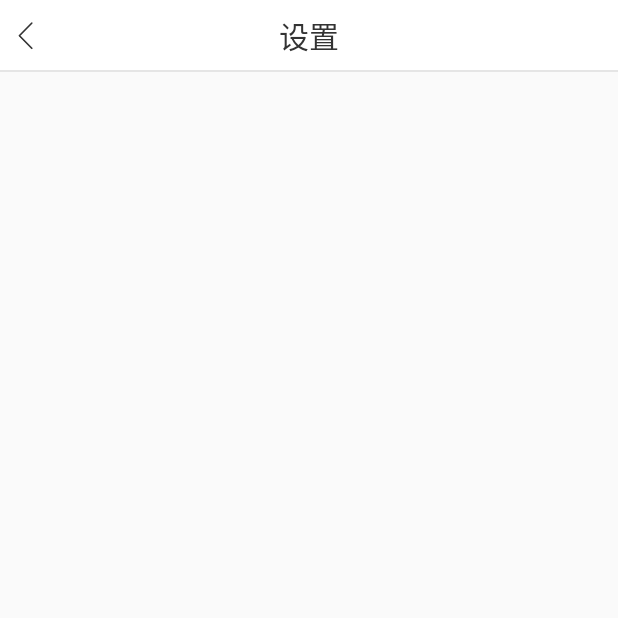
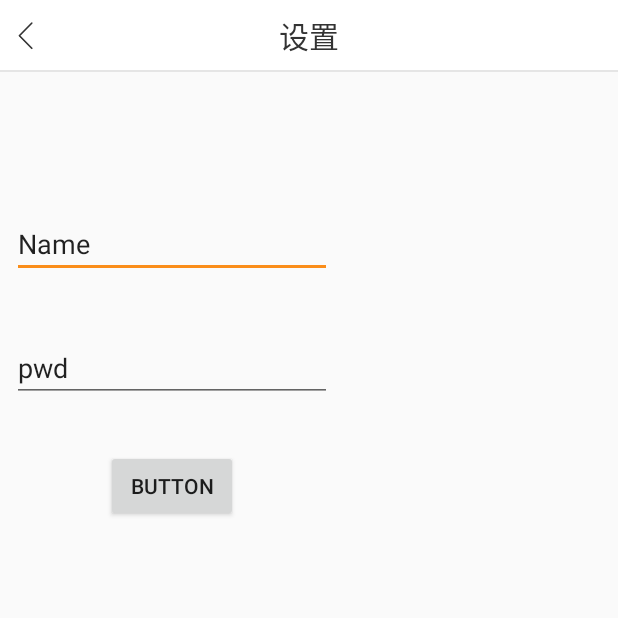
Before and after one commit to StevenHX/Steven_Base, an Android app: the SetActivity screen opened directly, with no data from a screen before it, on a phone screen of 412 x 824 dp, the top half of it. Run offline under Robolectric (Android 15) with nearby library versions, the phone set to English and light mode, and no system bars; our stand-ins replace ButterKnife.

Commit message:
完善basefragment。。

```diff
--- a/StevenBase/Base/src/main/AndroidManifest.xml
+++ b/StevenBase/Base/src/main/AndroidManifest.xml
@@ -5,6 +5,7 @@
     <uses-permission android:name="android.permission.ACCESS_WIFI_STATE" />
     <uses-permission android:name="android.permission.CALL_PHONE" />
     <uses-permission android:name="android.permission.ACCESS_NETWORK_STATE"/>
+    <uses-permission android:name="android.permission.WRITE_EXTERNAL_STORAGE"/>
 
     <application
         android:allowBackup="true"
--- a/StevenBase/Base/src/main/java/com/hx/steven/activity/BaseActivity.java
+++ b/StevenBase/Base/src/main/java/com/hx/steven/activity/BaseActivity.java
@@ -149,6 +149,7 @@ public abstract class BaseActivity extends AppCompatActivity implements NetworkC
     public MultipleStatusView getMultipleStatusView(){
         return multipleStatusView;
     }
+
     public void  setTitle(String title){
         if(isShowHeader){
             setHeaderVisibility(View.VISIBLE);
--- a/StevenBase/app/src/main/AndroidManifest.xml
+++ b/StevenBase/app/src/main/AndroidManifest.xml
@@ -1,6 +1,10 @@
 <?xml version="1.0" encoding="utf-8"?>
 <manifest xmlns:android="http://schemas.android.com/apk/res/android"
     package="com.hx.stevenbase">
+
+    <uses-permission android:name="android.permission.INTERNET"/>
+    <uses-permission android:name="android.permission.WRITE_EXTERNAL_STORAGE"/>
+
 
     <application
         android:name=".app.App"
@@ -18,7 +22,7 @@
             </intent-filter>
         </activity>
         <activity android:name=".ui.Login.LoginActivity" />
-        <activity android:name=".ui.Set.SetActivity"></activity>
+        <activity android:name=".ui.Set.SetActivity"/>
     </application>
 
 </manifest>
--- a/StevenBase/app/src/main/java/com/hx/stevenbase/http/Api.java
+++ b/StevenBase/app/src/main/java/com/hx/stevenbase/http/Api.java
@@ -24,7 +24,7 @@ import retrofit2.Retrofit;
 import retrofit2.converter.gson.GsonConverterFactory;
 
 public class Api {
-    static final String BASE_URL = "http://10.40.20.162:5557";
+    static final String BASE_URL = "http://10.20.20.35:5557";
 
 
      static private Api INSTANCE;
--- a/StevenBase/app/src/main/java/com/hx/stevenbase/ui/Set/SetActivity.java
+++ b/StevenBase/app/src/main/java/com/hx/stevenbase/ui/Set/SetActivity.java
@@ -1,14 +1,22 @@
 package com.hx.stevenbase.ui.Set;
+
+import android.os.Bundle;
+import android.support.v4.app.Fragment;
 
 import com.hx.steven.activity.BaseActivity;
 import com.hx.steven.component.CommViewPager;
 import com.hx.stevenbase.R;
+import com.hx.stevenbase.ui.Set.about.aboutFragment;
+import com.hx.stevenbase.ui.Set.question.questionFragment;
+import com.hx.stevenbase.ui.Set.talk.talkFragment;
+
+import java.util.ArrayList;
 
 import butterknife.BindView;
 import butterknife.ButterKnife;
 
 public class SetActivity extends BaseActivity {
-
+    private ArrayList<Fragment> mFragments = new ArrayList<Fragment>();
 
     @BindView(R.id.set_viewpager)
     CommViewPager setViewpager;
@@ -17,6 +25,11 @@ public class SetActivity extends BaseActivity {
     protected void initView() {
         setTitle("设置");
         ButterKnife.bind(this);
+      mFragments.add(new aboutFragment());
+      mFragments.add(new questionFragment());
+      mFragments.add(new talkFragment());
+      setViewpager.setAdapter(new SetPageAdapter(getSupportFragmentManager(),mFragments));
+      setViewpager.setOffscreenPageLimit(3);
     }
 
     @Override
--- /dev/null
+++ b/StevenBase/app/src/main/java/com/hx/stevenbase/ui/Set/SetPageAdapter.java
@@ -0,0 +1,29 @@
+package com.hx.stevenbase.ui.Set;
+
+import android.support.v4.app.Fragment;
+import android.support.v4.app.FragmentManager;
+import android.support.v4.app.FragmentPagerAdapter;
+
+import java.util.ArrayList;
+
+/**
+ * Created by user on 2018/1/16.
+ */
+
+public class SetPageAdapter extends FragmentPagerAdapter {
+    private ArrayList<Fragment> mFragments;
+    public SetPageAdapter(FragmentManager fm,ArrayList<Fragment> mFragments) {
+        super(fm);
+        this.mFragments = mFragments;
+    }
+
+    @Override
+    public Fragment getItem(int position) {
+        return mFragments.get(position);
+    }
+
+    @Override
+    public int getCount() {
+        return mFragments.size();
+    }
+}
--- /dev/null
+++ b/StevenBase/app/src/main/java/com/hx/stevenbase/ui/Set/about/aboutContract.java
@@ -0,0 +1,18 @@
+package com.hx.stevenbase.ui.Set.about;
+
+import com.hx.steven.Mvp.BaseMvpPresenter;
+import com.hx.steven.Mvp.BaseMvpView;
+
+/**
+ * Created by user on 2018/1/16.
+ */
+
+public interface aboutContract {
+    interface View extends BaseMvpView {
+        void aboutSuccess(aboutBean about);
+        void aboutFail(String msg);
+    }
+    abstract class Presenter extends BaseMvpPresenter<aboutContract.View> {
+        abstract void aboutRequest(aboutDto about);
+    }
+}
--- a/StevenBase/app/src/main/java/com/hx/stevenbase/ui/Set/about/aboutFragment.java
+++ b/StevenBase/app/src/main/java/com/hx/stevenbase/ui/Set/about/aboutFragment.java
@@ -1,19 +1,39 @@
 package com.hx.stevenbase.ui.Set.about;
-
 
 import android.support.v4.app.Fragment;
 import android.view.View;
-import com.hx.steven.fragment.BaseFragment;
+import android.widget.Button;
+import android.widget.EditText;
+import com.hx.steven.fragment.BaseMvpFragment;
 import com.hx.stevenbase.R;
+
+import butterknife.BindView;
+import butterknife.ButterKnife;
+import butterknife.OnClick;
+import butterknife.Unbinder;
 
 /**
  * A simple {@link Fragment} subclass.
  */
-public class aboutFragment extends BaseFragment {
+public class aboutFragment extends BaseMvpFragment<aboutPresenter, aboutContract.View> implements aboutContract.View {
+
+    @BindView(R.id.about_name)
+    EditText aboutName;
+    @BindView(R.id.about_pwd)
+    EditText aboutPwd;
+    @BindView(R.id.about_ok)
+    Button aboutOk;
+    Unbinder unbinder;
+    private aboutDto aboutDto;
+    @Override
+    protected aboutPresenter createPresenter() {
+        return new aboutPresenter();
+    }
 
     @Override
-    protected void initView(View view) {
-
+    public void initMvpView(View view) {
+        unbinder = ButterKnife.bind(this, view);
+        aboutDto = new aboutDto();
     }
 
     @Override
@@ -21,4 +41,29 @@ public class aboutFragment extends BaseFragment {
         return R.layout.fragment_about;
     }
 
+    @Override
+    public void aboutSuccess(aboutBean about) {
+       dismissLoding();
+    }
+
+    @Override
+    public void aboutFail(String msg) {
+       dismissLoding();
+    }
+
+
+    @Override
+    public void onDestroyView() {
+        super.onDestroyView();
+        unbinder.unbind();
+    }
+
+    @OnClick(R.id.about_ok)
+    public void onViewClicked() {
+        aboutDto.setMobile(aboutName.toString());
+        aboutDto.setPassword(aboutPwd.toString());
+        aboutDto.setSimulator(false);
+       showProgressDialog("加载中");
+        mPresenter.aboutRequest(aboutDto);
+    }
 }
--- a/StevenBase/app/src/main/res/layout/fragment_about.xml
+++ b/StevenBase/app/src/main/res/layout/fragment_about.xml
@@ -1,13 +1,49 @@
-<FrameLayout xmlns:android="http://schemas.android.com/apk/res/android"
+<android.support.constraint.ConstraintLayout xmlns:android="http://schemas.android.com/apk/res/android"
+    xmlns:app="http://schemas.android.com/apk/res-auto"
     xmlns:tools="http://schemas.android.com/tools"
     android:layout_width="match_parent"
     android:layout_height="match_parent"
     tools:context="com.hx.stevenbase.ui.Set.about.aboutFragment">
 
-    <!-- TODO: Update blank fragment layout -->
-    <TextView
-        android:layout_width="match_parent"
-        android:layout_height="match_parent"
-        android:text="@string/hello_blank_fragment" />
 
-</FrameLayout>
+    <EditText
+        android:id="@+id/about_name"
+        android:layout_width="wrap_content"
+        android:layout_height="wrap_content"
+        android:ems="10"
+        android:inputType="textPersonName"
+        android:text="Name"
+        android:layout_marginRight="8dp"
+        app:layout_constraintRight_toRightOf="parent"
+        android:layout_marginLeft="8dp"
+        app:layout_constraintLeft_toLeftOf="parent"
+        app:layout_constraintTop_toTopOf="parent"
+        android:layout_marginTop="60dp" />
+
+    <EditText
+        android:id="@+id/about_pwd"
+        android:layout_width="wrap_content"
+        android:layout_height="wrap_content"
+        android:layout_marginLeft="0dp"
+        android:layout_marginRight="8dp"
+        android:layout_marginTop="37dp"
+        android:ems="10"
+        android:inputType="textPersonName"
+        android:text="pwd"
+        app:layout_constraintHorizontal_bias="0.0"
+        app:layout_constraintLeft_toLeftOf="@+id/about_name"
+        app:layout_constraintRight_toRightOf="@+id/about_name"
+        app:layout_constraintTop_toBottomOf="@+id/about_name" />
+
+    <Button
+        android:id="@+id/about_ok"
+        android:layout_width="wrap_content"
+        android:layout_height="wrap_content"
+        android:layout_marginLeft="8dp"
+        android:layout_marginRight="8dp"
+        android:layout_marginTop="32dp"
+        android:text="Button"
+        app:layout_constraintLeft_toLeftOf="@+id/about_pwd"
+        app:layout_constraintRight_toRightOf="@+id/about_pwd"
+        app:layout_constraintTop_toBottomOf="@+id/about_pwd" />
+</android.support.constraint.ConstraintLayout>
```
Also changed, not shown: StevenBase/Base/src/main/java/com/hx/steven/fragment/BaseFragment.java (+25 -1 lines), StevenBase/Base/src/main/java/com/hx/steven/fragment/BaseLazyFragment.java (+8 -17 lines), StevenBase/Base/src/main/java/com/hx/steven/fragment/BaseMvpFragment.java (+33 -13 lines), StevenBase/Base/src/main/java/com/hx/steven/fragment/BaseMvpLazyFragment.java (+29 -16 lines), StevenBase/app/src/main/java/com/hx/stevenbase/http/ApiService.java (+8 -0 lines), StevenBase/app/src/main/java/com/hx/stevenbase/http/HttpCallback.java (+5 -7 lines), StevenBase/app/src/main/java/com/hx/stevenbase/ui/Set/about/aboutBean.java (added, +66 -0 lines), StevenBase/app/src/main/java/com/hx/stevenbase/ui/Set/about/aboutDto.java (added, +55 -0 lines), StevenBase/app/src/main/java/com/hx/stevenbase/ui/Set/about/aboutPresenter.java (added, +29 -0 lines).
